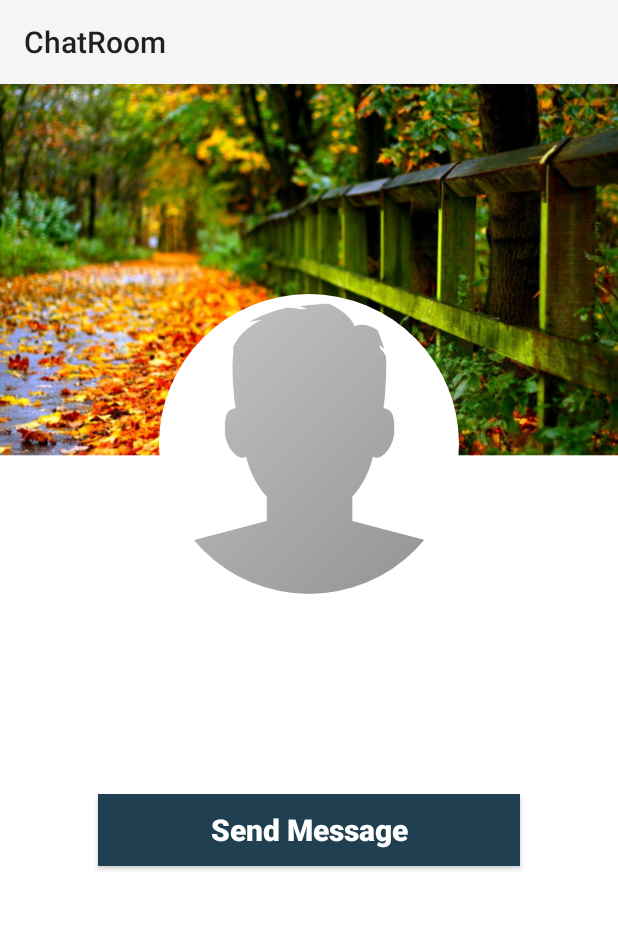
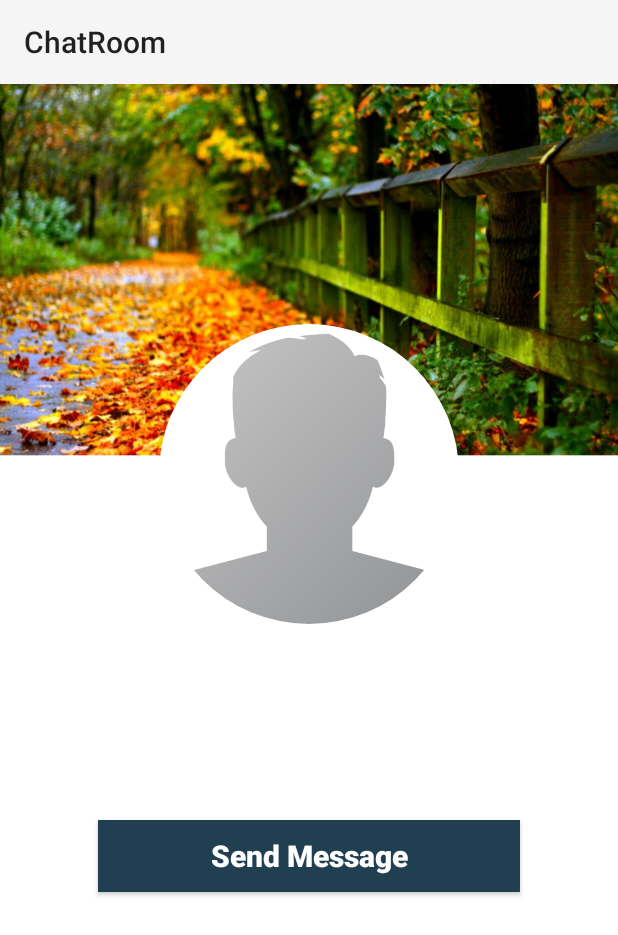
Before and after one commit to Prayanshu1308/ChatRoom, an Android app: the ProfileActivity screen opened directly, with no data from a screen before it, on a phone screen of 412 x 824 dp. Shown: the top 935 px of the screen. Run offline under Robolectric (Android 15) with nearby library versions, the phone set to English and light mode, and no system bars; our stand-ins replace CircleImageView, Firebase (no records; nobody signed in at launch, a user with empty details on screens opened directly), Picasso; 3 statements that could not run were skipped.

Commit message:
bug in FindFriendActivity

```diff
--- a/app/src/main/AndroidManifest.xml
+++ b/app/src/main/AndroidManifest.xml
@@ -17,8 +17,7 @@
             android:parentActivityName=".MainActivity"
             ></activity>
         <activity android:name=".ProfileActivity" />
-        <activity
-            android:name=".FindFriendsActivity"
+        <activity android:name=".FindFriendsActivity"
             android:parentActivityName=".MainActivity" />
         <activity android:name=".GroupChatActivity" />
         <activity
--- a/app/src/main/java/com/example/chatroom/ChatsFragment.java
+++ b/app/src/main/java/com/example/chatroom/ChatsFragment.java
@@ -99,6 +99,7 @@ public class ChatsFragment extends Fragment {
                                             chatIntent.putExtra("visit_user_id",usersIDs);
                                             chatIntent.putExtra("visit_user_name",retName);
                                             chatIntent.putExtra("visit_image", retImage[0]);
+                                            chatIntent.putExtra("visit_time","1st");
                                             startActivity(chatIntent);
                                         }
                                     });
--- a/app/src/main/java/com/example/chatroom/Contacts.java
+++ b/app/src/main/java/com/example/chatroom/Contacts.java
@@ -4,7 +4,6 @@ public class Contacts {
     public String name, status, image;
 
     public Contacts(){
-
     }
 
     public Contacts(String name, String status, String image) {
--- a/app/src/main/java/com/example/chatroom/FindFriendsActivity.java
+++ b/app/src/main/java/com/example/chatroom/FindFriendsActivity.java
@@ -41,7 +41,7 @@ public class FindFriendsActivity extends AppCompatActivity {
         setSupportActionBar(mToolbar);
         getSupportActionBar().setDisplayHomeAsUpEnabled(true);
         getSupportActionBar().setDisplayShowHomeEnabled(true);
-        getSupportActionBar().setTitle("Find friends");
+        getSupportActionBar().setTitle("Find Friends");
 
     }
 
@@ -54,7 +54,7 @@ public class FindFriendsActivity extends AppCompatActivity {
                 .setQuery(UsersRef, Contacts.class)
                 .build();
 
-        FirebaseRecyclerAdapter<Contacts, FindFriendViewHolder> adapter=
+        FirebaseRecyclerAdapter<Contacts, FindFriendViewHolder> adapter =
             new FirebaseRecyclerAdapter<Contacts, FindFriendViewHolder>(options){
                 @Override
                 protected void onBindViewHolder(@NonNull FindFriendViewHolder holder, final int position, @NonNull Contacts model) {
@@ -67,7 +67,7 @@ public class FindFriendsActivity extends AppCompatActivity {
                         public void onClick(View view) {
                             String visit_user_id = getRef(position).getKey();
 
-                            Intent profileIntent = new Intent(FindFriendsActivity.this,ProfileActivity.class);
+                            Intent profileIntent = new Intent(FindFriendsActivity.this, ProfileActivity.class);
                             profileIntent.putExtra("visit_user_id",visit_user_id);
                             startActivity(profileIntent);
                         }
--- a/app/src/main/java/com/example/chatroom/ProfileActivity.java
+++ b/app/src/main/java/com/example/chatroom/ProfileActivity.java
@@ -65,8 +65,8 @@ public class ProfileActivity extends AppCompatActivity {
             @Override
             public void onDataChange(@NonNull DataSnapshot snapshot) {
 
-                //because a user may or may not have a profile photo
                 if((snapshot.exists()) && (snapshot.hasChild("image"))){
+                    //because a user may or may not have a profile photo
 
                     String userImage = snapshot.child("image").getValue().toString();
                     String userName = snapshot.child("name").getValue().toString();
@@ -108,7 +108,7 @@ public class ProfileActivity extends AppCompatActivity {
                         if (snapshot.hasChild(receiverUserId)){
                             String request_type = snapshot.child(receiverUserId).child("request_type").getValue().toString();
                             if (request_type.equals("sent")){
-                                Current_State = "request_state";
+                                Current_State = "request_sent";
                                 SendMessageRequestButton.setText("Cancel Chat Request");
                             }else if(request_type.equals("received")){
                                 Current_State = "request_received";
--- a/app/src/main/res/drawable/receiver_messages_layout.xml
+++ b/app/src/main/res/drawable/receiver_messages_layout.xml
@@ -1,8 +1,8 @@
 <?xml version="1.0" encoding="utf-8"?>
 <shape xmlns:android="http://schemas.android.com/apk/res/android">
 
-    <solid android:color="#ffffdd"></solid>
+    <solid android:color="#5fdde5"></solid>
 
-    <corners android:radius="15dp"></corners>
+    <corners android:radius="10dp"></corners>
 
 </shape>
--- a/app/src/main/res/drawable/sender_messages_layout.xml
+++ b/app/src/main/res/drawable/sender_messages_layout.xml
@@ -1,8 +1,8 @@
 <?xml version="1.0" encoding="utf-8"?>
 <shape xmlns:android="http://schemas.android.com/apk/res/android">
 
-    <solid android:color="#b7efcd"></solid>
+    <solid android:color="#baf1a1"></solid>
 
-    <corners android:radius="15dp"></corners>
+    <corners android:radius="10dp"></corners>
 
 </shape>
--- a/app/src/main/res/layout/activity_profile.xml
+++ b/app/src/main/res/layout/activity_profile.xml
@@ -14,7 +14,7 @@
         android:layout_height="200dp"
         android:layout_alignParentTop="true"
         android:layout_centerHorizontal="true"
-        android:layout_marginTop="140dp"
+        android:layout_marginTop="160dp"
         android:src="@drawable/profile_image" />
 
     <TextView
@@ -43,7 +43,7 @@
         android:layout_marginTop="0dp"
         android:textAlignment="center"
         android:textAllCaps="false"
-        android:textSize="20sp"
+        android:textSize="18sp"
         android:textColor="@color/colorPrimaryDark"/>
 
     <Button
--- a/app/src/main/res/menu/options_menu.xml
+++ b/app/src/main/res/menu/options_menu.xml
@@ -4,7 +4,7 @@
     xmlns:app="http://schemas.android.com/apk/res-auto">
 
     <item
-        android:title="Find friends"
+        android:title="Find Friends"
         android:id="@+id/main_find_friends_options"
         app:showAsAction="never"
         >
```
Also changed, not shown: app/src/main/java/com/example/chatroom/ChatActivity.java (+9 -2 lines).
